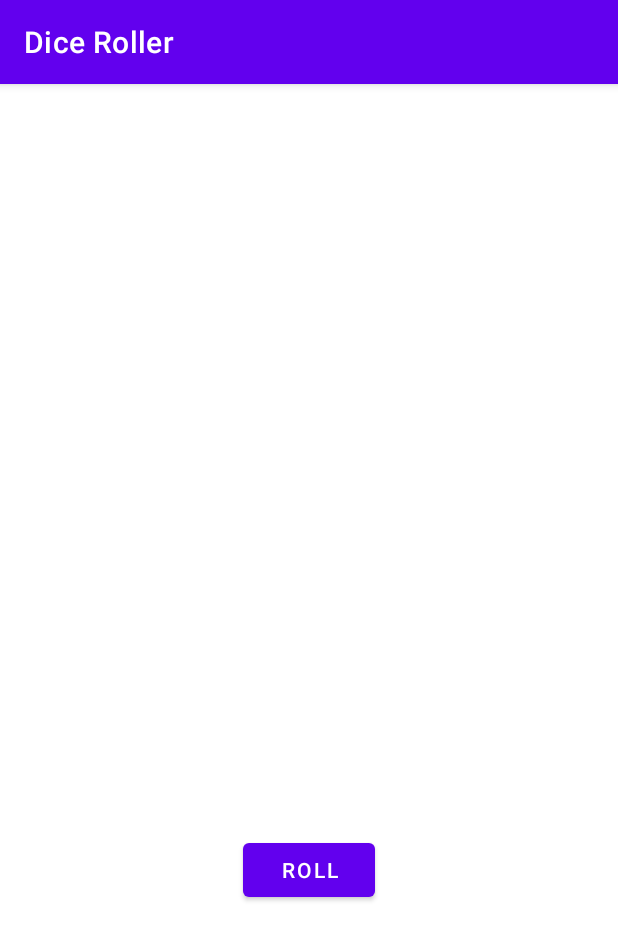
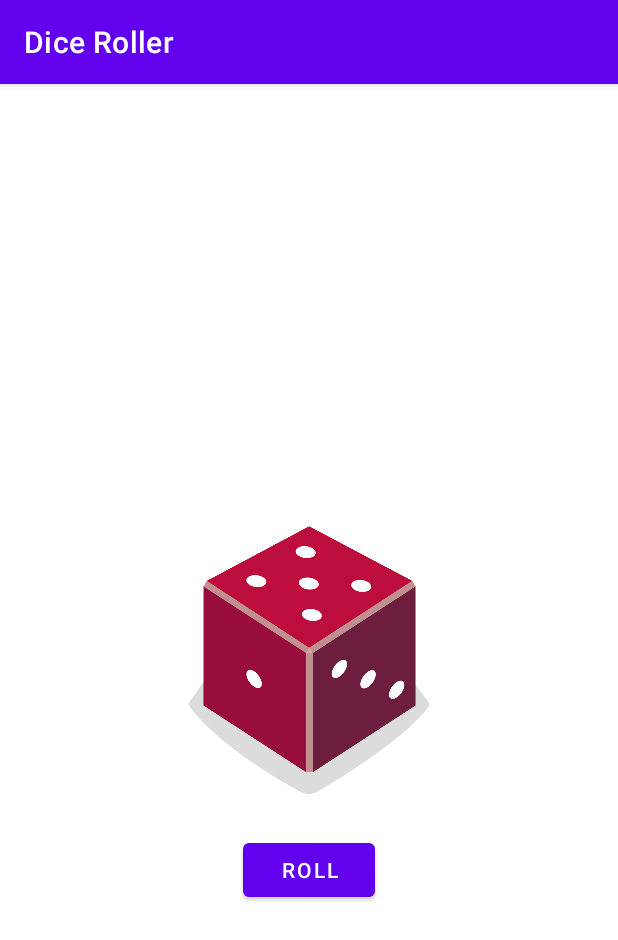
Before and after one commit to AndresFelipeValencia/Dice-Roll, an Android app: the screen it shows after launch (MainActivity), on a phone screen of 412 x 824 dp. Shown: the top 940 px of the screen. Run offline under Robolectric (Android 15) with nearby library versions, the phone set to English and light mode, and no system bars.

Commit message:
Full dice functionality

```diff
--- a/app/app/src/main/java/com/example/diceroller/MainActivity.kt
+++ b/app/app/src/main/java/com/example/diceroller/MainActivity.kt
@@ -16,44 +16,38 @@ class MainActivity : AppCompatActivity() {
         setContentView(R.layout.activity_main)
 
         val rollButton: Button = findViewById(R.id.button)
-        rollButton.setOnClickListener {
-            rollDice()
-//            rollDiceOne()
-//            rollDiceTwo()
-        }
+        rollButton.setOnClickListener { rollDice() }
+
+        // Do a dice roll when the app starts
+        rollDice()
     }
 
     /**
      * Roll the dice and update the screen with the result.
      */
     private fun rollDice() {
-        // Create new Dice object with 6 sides and roll it
+        // Create new Dice object with 6 sides and roll the dice
         val dice = Dice(6)
         val diceRoll = dice.roll()
 
-        // Update the screen with the dice roll
+        // Find the ImageView in the layout
         val diceImage: ImageView = findViewById(R.id.imageView)
-        diceImage.setImageResource(R.drawable.dice_2)
+
+        // Determine which drawable resource ID to use based on the dice roll
+        val drawableResource = when (diceRoll) {
+            1 -> R.drawable.dice_1
+            2 -> R.drawable.dice_2
+            3 -> R.drawable.dice_3
+            4 -> R.drawable.dice_4
+            5 -> R.drawable.dice_5
+            else -> R.drawable.dice_6
+        }
+
+        // Update the ImageView with the correct drawable resource ID
+        diceImage.setImageResource(drawableResource)
+
+        // Update the content description
+        diceImage.contentDescription = diceRoll.toString()
     }
 
-//    private fun rollDiceOne() {
-//        // Create new Dice object with 6 sides and roll it
-//        val diceOne = Dice(6)
-//        val diceRollOne = diceOne.roll()
-//
-//        // Update the screen with the dice roll
-//        val resultTextViewOne: TextView = findViewById(R.id.textView2)
-//        resultTextViewOne.text = diceRollOne.toString()
-//    }
-
-//    private fun rollDiceTwo() {
-//        // Create new Dice object with 6 sides and roll it
-//        val diceTwo = Dice(6)
-//        val diceRollTwo = diceTwo.roll()
-//
-//        // Update the screen with the dice roll
-//        val resultTextViewTwo: TextView = findViewById(R.id.textView3)
-//        resultTextViewTwo.text = diceRollTwo.toString()
-//    }
-
 }
--- a/app/app/src/main/res/layout/activity_main.xml
+++ b/app/app/src/main/res/layout/activity_main.xml
@@ -24,6 +24,7 @@
         app:layout_constraintEnd_toEndOf="parent"
         app:layout_constraintStart_toStartOf="parent"
         app:layout_constraintTop_toTopOf="parent"
-        tools:srcCompat="@drawable/dice_1" />
+        tools:srcCompat="@drawable/dice_1"
+        android:contentDescription="@string/todo" />
 
 </androidx.constraintlayout.widget.ConstraintLayout>
--- a/app/app/src/main/res/values/strings.xml
+++ b/app/app/src/main/res/values/strings.xml
@@ -1,4 +1,5 @@
 <resources>
     <string name="app_name">Dice Roller</string>
     <string name="roll">Roll</string>
+    <string name="todo">TODO</string>
 </resources>
```
